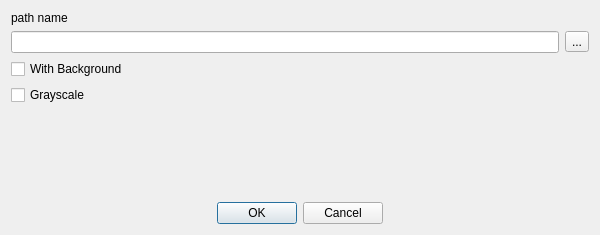
Above: src/gui/dialogs/painter_image.ui from cppd/math before the change. Below: the same form after it.
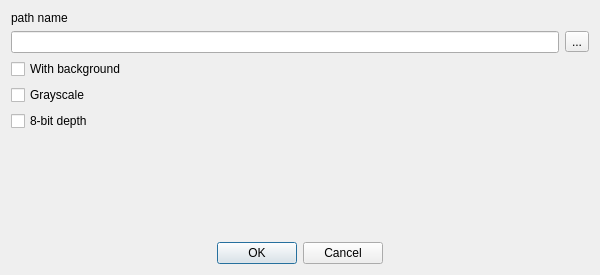
That is the form after the change.

Commit message: painter image

Patch:
```diff
--- a/src/gui/dialogs/painter_image.ui
+++ b/src/gui/dialogs/painter_image.ui
@@ -7,7 +7,7 @@
     <x>0</x>
     <y>0</y>
     <width>600</width>
-    <height>235</height>
+    <height>275</height>
    </rect>
   </property>
   <property name="minimumSize">
@@ -44,7 +44,7 @@
    <item>
     <widget class="QCheckBox" name="checkBox_with_background">
      <property name="text">
-      <string>With Background</string>
+      <string>With background</string>
      </property>
     </widget>
    </item>
@@ -55,6 +55,13 @@
      </property>
     </widget>
    </item>
+   <item>
+    <widget class="QCheckBox" name="checkBox_8_bit">
+     <property name="text">
+      <string>8-bit depth</string>
+     </property>
+    </widget>
+   </item>
    <item>
     <spacer name="verticalSpacer">
      <property name="orientation">
```
The commit also changes 3 other files.
